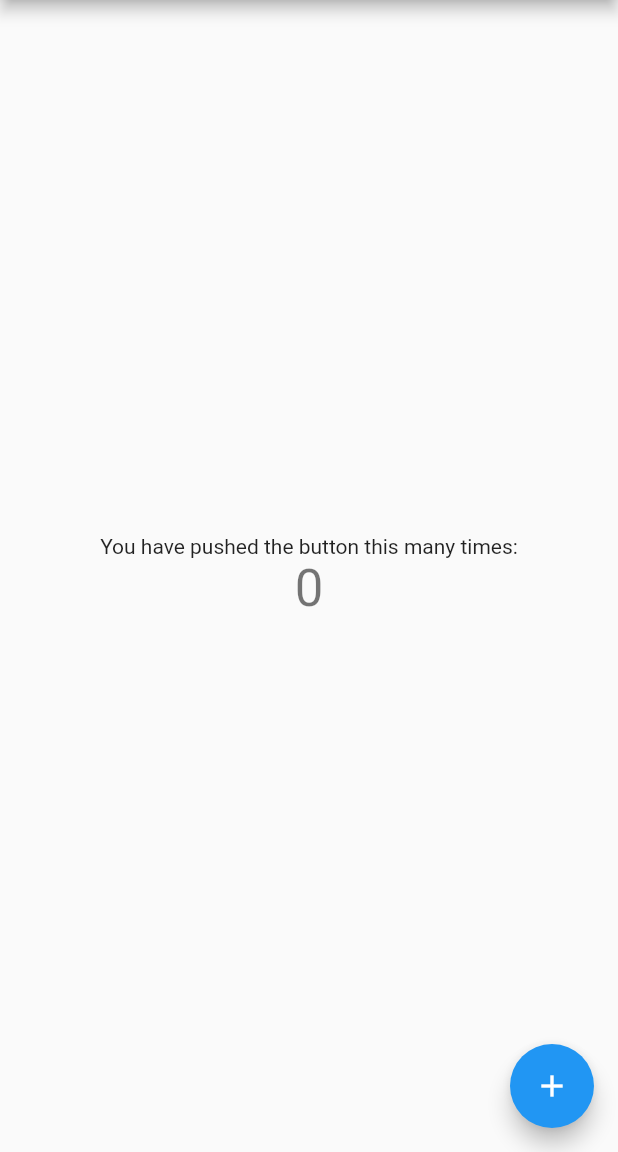
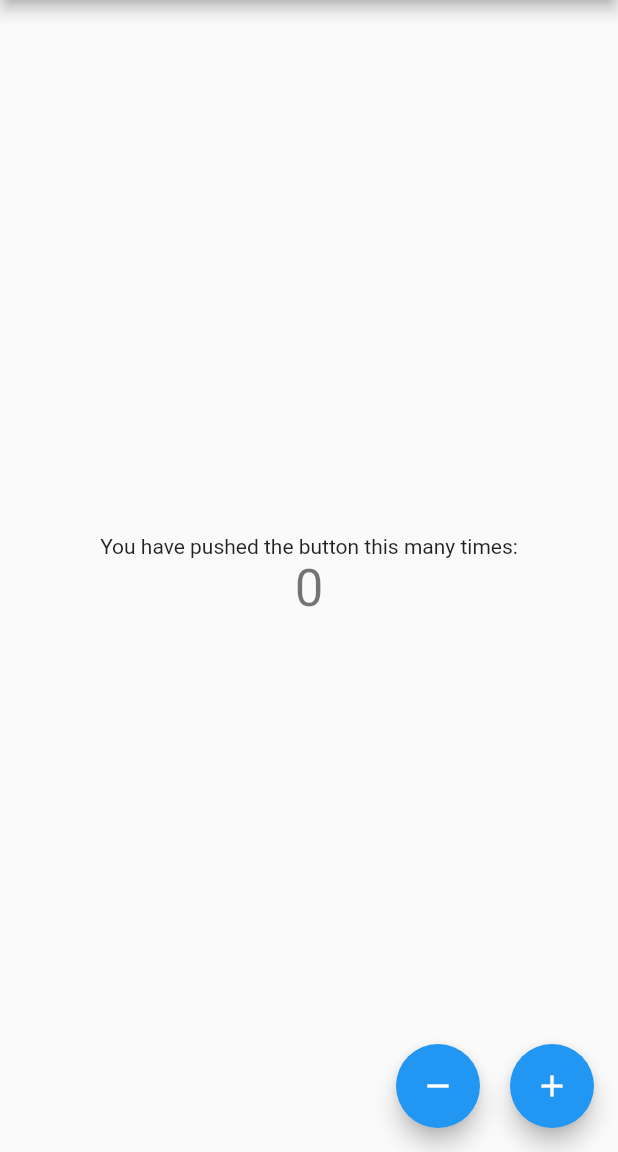
Before and after one commit to ngoctranfire/FlutterfliesLearning, a Flutter app: the screen it shows after launch, on a phone screen of 412 x 824 dp, the part 84-1236 px from its top. Run offline on Flutter 3.47's test engine with Material 2 defaults, Android fonts, the phone set to English and light mode, and no system bars.

```diff
--- a/lib/main.dart
+++ b/lib/main.dart
@@ -5,6 +5,9 @@ void main() {
   runApp(MyApp());
 }
 
+// This is the application entry point. Notice that, for its first
+// home page, it actually inflates the "Welcome Page". All of the logic
+// exists inside of the Welcome Page for now.
 class MyApp extends StatelessWidget {
   // This widget is the root of your application.
   @override
--- a/lib/widgets/welcome_page.dart
+++ b/lib/widgets/welcome_page.dart
@@ -1,16 +1,12 @@
 import 'package:flutter/material.dart';
 
+/// This is the welcome page class.
+/// You notice here that we actually have 2 floating action buttons.
+/// One is to increment and one to decrement the counter.
+/// It is generally a good idea to separate your widgets out into components
+/// so that they are extracted out into easily traceable components.
 class WelcomePage extends StatefulWidget {
   WelcomePage({Key key, this.title}) : super(key: key);
-
-  // This widget is the home page of your application. It is stateful, meaning
-  // that it has a State object (defined below) that contains fields that affect
-  // how it looks.
-
-  // This class is the configuration for the state. It holds the values (in this
-  // case the title) provided by the parent (in this case the App widget) and
-  // used by the build method of the State. Fields in a Widget subclass are
-  // always marked "final".
 
   final String title;
 
@@ -32,38 +28,22 @@ class _WelcomePageState extends State<WelcomePage> {
     });
   }
 
+  void _decrementCounter() {
+    setState(
+      () {
+        _counter--;
+      },
+    );
+  }
+
   @override
   Widget build(BuildContext context) {
-    // This method is rerun every time setState is called, for instance as done
-    // by the _incrementCounter method above.
-    //
-    // The Flutter framework has been optimized to make rerunning build methods
-    // fast, so that you can just rebuild anything that needs updating rather
-    // than having to individually change instances of widgets.
     return Scaffold(
       appBar: AppBar(
-        // Here we take the value from the MyHomePage object that was created by
-        // the App.build method, and use it to set our appbar title.
         title: Text(widget.title),
       ),
       body: Center(
-        // Center is a layout widget. It takes a single child and positions it
-        // in the middle of the parent.
         child: Column(
-          // Column is also a layout widget. It takes a list of children and
-          // arranges them vertically. By default, it sizes itself to fit its
-          // children horizontally, and tries to be as tall as its parent.
-          //
-          // Invoke "debug painting" (press "p" in the console, choose the
-          // "Toggle Debug Paint" action from the Flutter Inspector in Android
-          // Studio, or the "Toggle Debug Paint" command in Visual Studio Code)
-          // to see the wireframe for each widget.
-          //
-          // Column has various properties to control how it sizes itself and
-          // how it positions its children. Here we use mainAxisAlignment to
-          // center the children vertically; the main axis here is the vertical
-          // axis because Columns are vertical (the cross axis would be
-          // horizontal).
           mainAxisAlignment: MainAxisAlignment.center,
           children: <Widget>[
             Text(
@@ -76,10 +56,33 @@ class _WelcomePageState extends State<WelcomePage> {
           ],
         ),
       ),
-      floatingActionButton: FloatingActionButton(
-        onPressed: _incrementCounter,
-        tooltip: 'Increment',
-        child: Icon(Icons.add),
+      // TODO: Notice that for the FLoating widget, I decided to inflate a row
+      // with 2 Floating Action Buttons. One is to decrement the count
+      // The other is to increment it. This is an example of how to use rows
+      // Notice that the Floating Action Button has a "heroTag". It is good practice
+      // to always include a HERO TAG FOR EACH AND EVERY Action Button to ensure
+      // their uniqueness.
+      floatingActionButton: Row(
+        mainAxisSize: MainAxisSize.min,
+        crossAxisAlignment: CrossAxisAlignment.start,
+        mainAxisAlignment: MainAxisAlignment.start,
+        children: <Widget>[
+          FloatingActionButton(
+            heroTag: "Decrement",
+            onPressed: _decrementCounter,
+            tooltip: 'Decrement',
+            child: Icon(Icons.remove),
+          ),
+          SizedBox(
+            width: 20,
+          ),
+          FloatingActionButton(
+            heroTag: "Increment",
+            onPressed: _incrementCounter,
+            tooltip: 'Increment',
+            child: Icon(Icons.add),
+          ),
+        ],
       ), // This trailing comma makes auto-formatting nicer for build methods.
     );
   }
```
